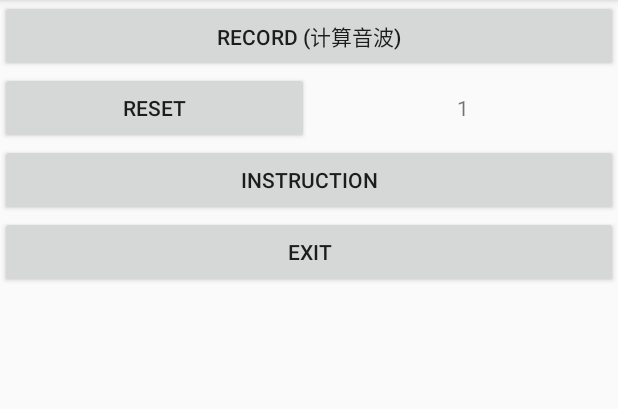
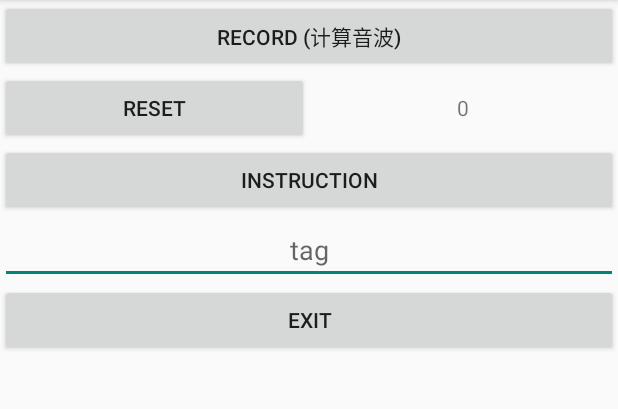
Before and after one commit to Leaf-Oct/19kHzRecorder, an Android app: the screen it shows after launch (MainActivity), after a tap on "RECORD (计算音波)", on a phone screen of 412 x 824 dp, the part 84-493 px from its top. Run offline under Robolectric (Android 15) with nearby library versions, the phone set to English and light mode, and no system bars; libraries missing offline, so code that uses them is left out: com.chaquo.python; 1 statement that could not run was skipped.

Commit message:
优化音频文件保存位置，以及更改命名规则

```diff
--- a/app/src/main/java/cn/leaf/record/AppContextUtil.java
+++ b/app/src/main/java/cn/leaf/record/AppContextUtil.java
@@ -23,6 +23,7 @@ public class AppContextUtil extends Application {
             Python py= Python.getInstance();
             PyObject test=py.getModule("main");
             test.callAttr("init");
+            test.close();
         }
 
     }
--- a/app/src/main/java/cn/leaf/record/MainActivity.java
+++ b/app/src/main/java/cn/leaf/record/MainActivity.java
@@ -13,8 +13,10 @@ import android.os.Bundle;
 import android.os.Environment;
 import android.util.Log;
 import android.widget.Button;
+import android.widget.EditText;
 import android.widget.ImageView;
 import android.widget.TextView;
+import android.widget.Toast;
 
 import com.chaquo.python.PyObject;
 import com.chaquo.python.Python;
@@ -33,6 +35,7 @@ public class MainActivity extends AppCompatActivity {
 
     ImageView pic;
     TextView number;
+    EditText tag_edit;
     short count=0;
     AudioRecordManager recorder=new AudioRecordManager();
     @Override
@@ -50,12 +53,19 @@ public class MainActivity extends AppCompatActivity {
         reset_button=findViewById(R.id.button_reset);
         number=findViewById(R.id.number);
         exit=findViewById(R.id.exit);
+        tag_edit=findViewById(R.id.tag);
         record.setOnClickListener(v->{
+            var tag=tag_edit.getText().toString();
+            if(tag.isEmpty()){
+                Toast.makeText(MainActivity.this, "需要有Tag", Toast.LENGTH_SHORT).show();
+                return;
+            }
             //AudioTrack能一直循环放音, 而不限于数组大小. 因此让其先开始放音后开始录音. 结束时先停止录音, 后停止放音
             var d = new Date();
             var date_format = new SimpleDateFormat("yyyy-MM-dd_hh:mm:ss");
             var file_name = date_format.format(d);
             recorder.file_name=file_name;
+            recorder.tag=tag;
             AudioTrackManager.startPlaying();
             recorder.startRecord(MainActivity.this);
             try {
@@ -68,11 +78,10 @@ public class MainActivity extends AppCompatActivity {
             count++;
             onNumberChange();
 
-
             Python py= Python.getInstance();
             PyObject test=py.getModule("main");
-            test.callAttr("pcm2img", "/storage/emulated/0/Android/data/cn.leaf.record/files/"+file_name+".pcm", file_name);
-            Bitmap bm= BitmapFactory.decodeFile("/storage/emulated/0/Android/data/cn.leaf.record/files/"+file_name+".png");
+            test.callAttr("pcm2img", "/storage/emulated/0/AcouDigits/"+tag+"/"+file_name+".pcm", file_name, tag);
+            Bitmap bm= BitmapFactory.decodeFile("/storage/emulated/0/AcouDigits/"+tag+"/"+file_name+".png");
             pic.setImageBitmap(bm);
         });
         instruction.setOnClickListener(v->{
--- a/app/src/main/res/layout/activity_main.xml
+++ b/app/src/main/res/layout/activity_main.xml
@@ -44,11 +44,18 @@
 <!--        android:layout_height="wrap_content"-->
 <!--        android:text="Record (播放wav)"-->
 <!--        android:id="@+id/record_wav"/>-->
+    <EditText
+        android:layout_width="match_parent"
+        android:layout_height="wrap_content"
+        android:id="@+id/tag"
+        android:hint="tag"
+        android:textAlignment="center"/>
     <Button
         android:layout_width="match_parent"
         android:layout_height="wrap_content"
         android:id="@+id/exit"
         android:text="exit"/>
+
     <ImageView
         android:layout_width="224dp"
         android:layout_height="224dp"
```
Also changed, not shown: app/build.gradle (+2 -5 lines), app/src/main/java/cn/leaf/record/record/AudioRecordManager.java (+39 -8 lines), 4 other files.
